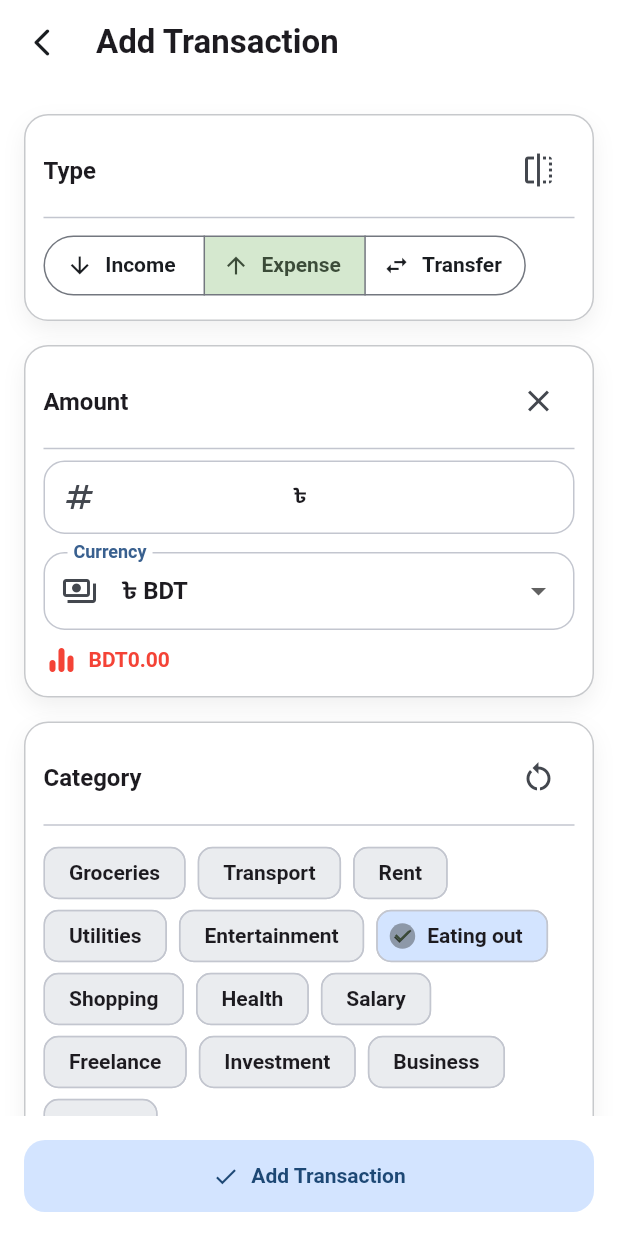
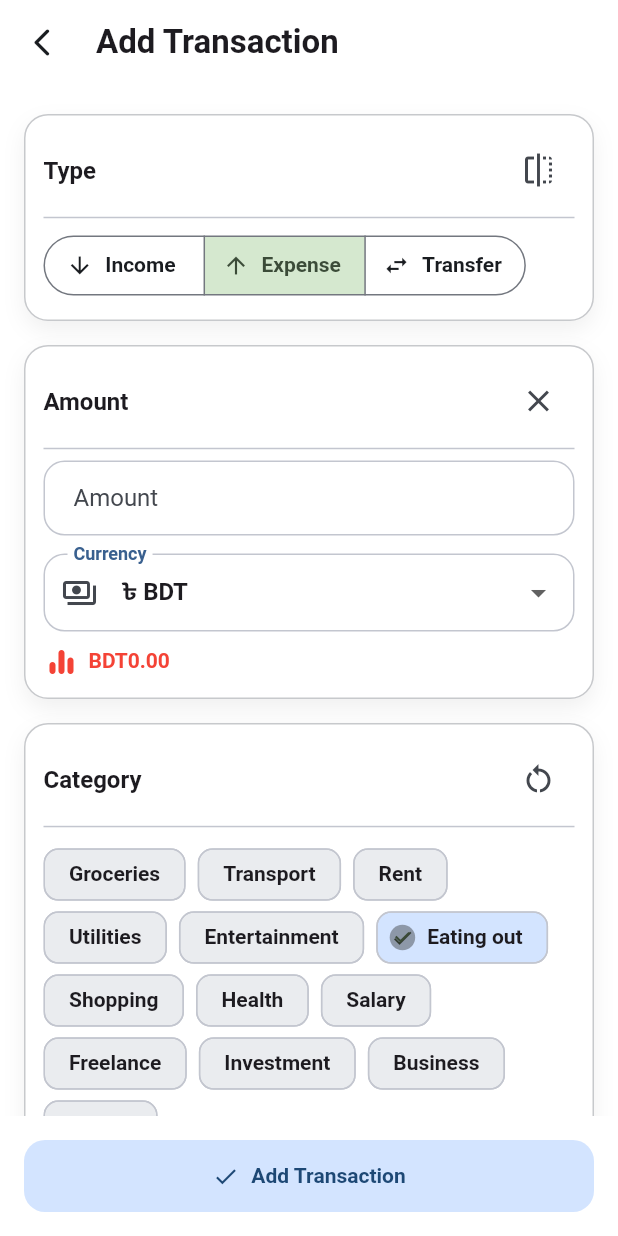
Before and after one commit to rakibulmehedi/Pocketa, a Flutter app: the screen it shows after launch, item 2 of the bottom bar chosen, after a tap on the "add" icon, on a phone screen of 412 x 824 dp. Run offline on Flutter 3.47's test engine with Material 3 defaults, Android fonts, the phone set to English and light mode, and no system bars; our stand-ins replace flutter_riverpod, freezed_annotation, go_router, google_fonts, hive, hive_flutter and 1 more; accounts and stored records are empty; generated files the repository leaves out were written again.

Commit message:
refactor(ui, navigation): Improve AppAmountField UI and Dashboard navigation
- Updated `AppAmountField`:
  - Removed `prefixIcon`.
  - Changed currency symbol presentation from `suffix` widget to `prefixText` for better alignment.
- Enhanced `DashboardScreen`:
  - Implemented `WillPopScope` to handle back button presses. Navigates to the first tab (index 0) if not already there, otherwise allows normal back navigation.
- Modified `TransactionListScreen`:
  - Changed `context.go` to `context.push` for navigation to `/add_edit_transaction`, allowing the new screen to be pushed onto the navigation stack.
- Updated `AppTextFormField`:
  - Added `prefixText`, `prefixStyle`, `suffixText`, and `suffixStyle` properties for more flexible text input decoration.
  - Added comments to `app_amount_field.dart` and `app_text_form_field.dart`.

```diff
--- a/lib/features/dashboard/presentation/dashboard_screen.dart
+++ b/lib/features/dashboard/presentation/dashboard_screen.dart
@@ -39,13 +39,15 @@ class DashboardScreen extends ConsumerWidget {
       Center(child: Text('Wallets')),
     ];
 
-    return Scaffold(
-      // drawer: const Drawer(child: SafeArea(child: Text('Drawer'))),
-      // appBar: CustomAppBar(
-      //   title: title,
-      //   showBack: false,
-      //   onMenuTap: () => Scaffold.of(context).openDrawer(),
-      // ),
+    return WillPopScope(
+      onWillPop: () async {
+        if (index != 0) {
+          ref.read(navIndexProvider.notifier).state = 0;
+          return false;
+        }
+        return true;
+      },
+      child: Scaffold(
         bottomNavigationBar: NavigationBar(
           destinations: destinations,
           selectedIndex: index,
@@ -54,6 +56,7 @@ class DashboardScreen extends ConsumerWidget {
           },
         ),
         body: IndexedStack(index: index, children: pages),
+      ),
     );
   }
 }
--- a/lib/features/transaction/screens/transaction_list_screen.dart
+++ b/lib/features/transaction/screens/transaction_list_screen.dart
@@ -81,7 +81,7 @@ class TransactionListScreen extends ConsumerWidget {
         ],
       ),
       floatingActionButton: FloatingActionButton.extended(
-        onPressed: () => context.go('/add_edit_transaction'),
+        onPressed: () => context.push('/add_edit_transaction'),
         icon: const Icon(Icons.add),
         label: const Text('Add'),
       ),
--- a/lib/widgets/input/app_amount_field.dart
+++ b/lib/widgets/input/app_amount_field.dart
@@ -1,3 +1,4 @@
+// app_amount_field.dart
 import 'package:flutter/material.dart';
 import 'package:flutter/services.dart';
 import 'package:pocketa/widgets/input/app_text_form_field.dart';
@@ -20,22 +21,12 @@ class AmountField extends StatelessWidget {
       controller: controller,
       label: label,
       hintText: '0.00',
-      prefixIcon: Icons.numbers,
       keyboardType: const TextInputType.numberWithOptions(decimal: true),
       inputFormatters: [
         FilteringTextInputFormatter.allow(RegExp(r'^\d*\.?\d{0,2}')),
       ],
-      suffix: currencySymbol == null
-          ? null
-          : Padding(
-              padding: const EdgeInsets.only(right: 12),
-              child: Center(
-                child: Text(
-                  currencySymbol!,
-                  style: const TextStyle(fontWeight: FontWeight.w600),
-                ),
-              ),
-            ),
+      prefixText: currencySymbol == null ? null : '${currencySymbol!} ',
+      prefixStyle: const TextStyle(fontWeight: FontWeight.w600),
       validator: (v) {
         if (v == null || v.trim().isEmpty) return 'Required';
         final d = double.tryParse(v);
--- a/lib/widgets/input/app_text_form_field.dart
+++ b/lib/widgets/input/app_text_form_field.dart
@@ -1,3 +1,4 @@
+// app_text_form_field.dart
 import 'package:flutter/material.dart';
 import 'package:flutter/services.dart';
 
@@ -5,8 +6,15 @@ class AppTextFormField extends StatelessWidget {
   final TextEditingController? controller;
   final String? initialValue;
   final String label;
+
   final IconData? prefixIcon;
   final Widget? suffix;
+
+  final String? prefixText;
+  final TextStyle? prefixStyle;
+  final String? suffixText;
+  final TextStyle? suffixStyle;
+
   final TextInputType keyboardType;
   final TextInputAction textInputAction;
   final List<TextInputFormatter>? inputFormatters;
@@ -30,6 +38,10 @@ class AppTextFormField extends StatelessWidget {
     this.initialValue,
     this.prefixIcon,
     this.suffix,
+    this.prefixText,
+    this.prefixStyle,
+    this.suffixText,
+    this.suffixStyle,
     this.keyboardType = TextInputType.text,
     this.textInputAction = TextInputAction.done,
     this.inputFormatters,
@@ -71,6 +83,10 @@ class AppTextFormField extends StatelessWidget {
         hintText: hintText,
         helperText: helperText,
         prefixIcon: prefixIcon == null ? null : Icon(prefixIcon),
+        prefixText: prefixText,
+        prefixStyle: prefixStyle,
+        suffixText: suffixText,
+        suffixStyle: suffixStyle,
         suffixIcon: suffix,
       ),
     );
```
Lines whose indentation alone changed are shown as unchanged.
